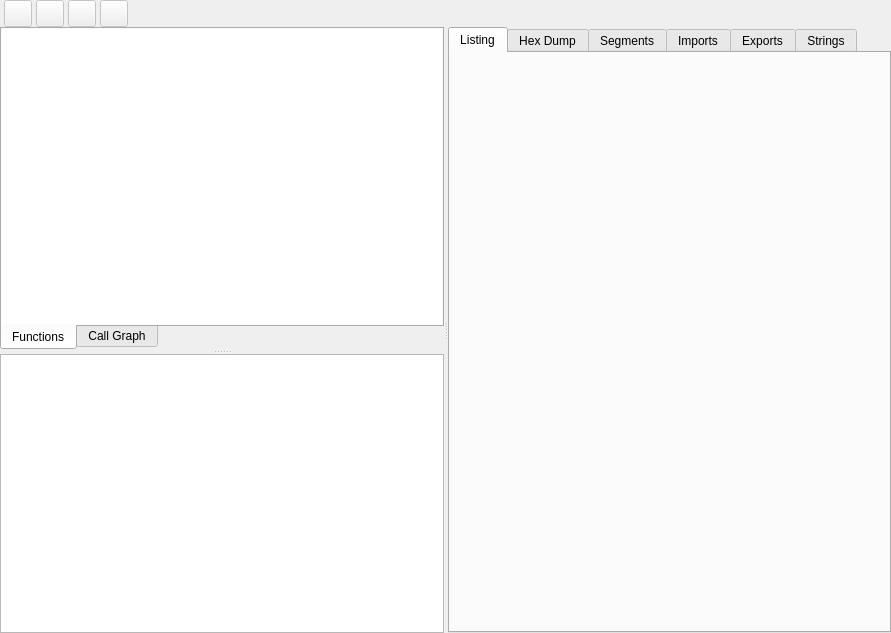
The window that widgets/disassemblerview/disassemblerview.ui (REDasmOrg/REDasm) describes before a commit, drawn with Qt 5.
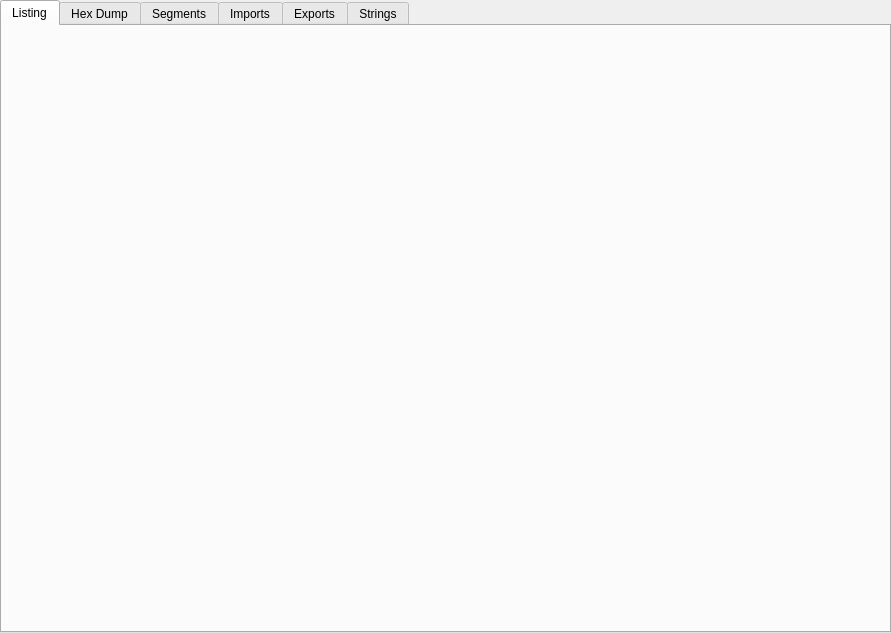
The same window after the commit. Custom widgets are drawn as their Qt base class.

Patch:
```diff
--- a/widgets/disassemblerview/disassemblerview.ui
+++ b/widgets/disassemblerview/disassemblerview.ui
@@ -13,7 +13,7 @@
   <property name="windowTitle">
    <string>Form</string>
   </property>
-  <layout class="QVBoxLayout" name="verticalLayout_6" stretch="0,1">
+  <layout class="QVBoxLayout" name="verticalLayout">
    <property name="spacing">
     <number>0</number>
    </property>
@@ -30,229 +30,6 @@
     <number>0</number>
    </property>
    <item>
-    <layout class="QHBoxLayout" name="horizontalLayout">
-     <property name="spacing">
-      <number>4</number>
-     </property>
-     <property name="leftMargin">
-      <number>4</number>
-     </property>
-     <property name="topMargin">
-      <number>0</number>
-     </property>
-     <property name="rightMargin">
-      <number>0</number>
-     </property>
-     <property name="bottomMargin">
-      <number>0</number>
-     </property>
-     <item>
-      <widget class="QToolButton" name="tbBack">
-       <property name="enabled">
-        <bool>false</bool>
-       </property>
-       <property name="text">
-        <string/>
-       </property>
-       <property name="iconSize">
-        <size>
-         <width>20</width>
-         <height>20</height>
-        </size>
-       </property>
-      </widget>
-     </item>
-     <item>
-      <widget class="QToolButton" name="tbForward">
-       <property name="enabled">
-        <bool>false</bool>
-       </property>
-       <property name="text">
-        <string/>
-       </property>
-       <property name="iconSize">
-        <size>
-         <width>20</width>
-         <height>20</height>
-        </size>
-       </property>
-      </widget>
-     </item>
-     <item>
-      <widget class="QToolButton" name="tbGoto">
-       <property name="enabled">
-        <bool>false</bool>
-       </property>
-       <property name="text">
-        <string/>
-       </property>
-       <property name="iconSize">
-        <size>
-         <width>20</width>
-         <height>20</height>
-        </size>
-       </property>
-      </widget>
-     </item>
-     <item>
-      <widget class="QToolButton" name="tbListingGraph">
-       <property name="enabled">
-        <bool>false</bool>
-       </property>
-       <property name="text">
-        <string/>
-       </property>
-       <property name="iconSize">
-        <size>
-         <width>20</width>
-         <height>20</height>
-        </size>
-       </property>
-      </widget>
-     </item>
-     <item>
-      <widget class="ListingMap" name="disassemblerMap" native="true"/>
-     </item>
-    </layout>
-   </item>
-   <item>
-    <widget class="QSplitter" name="hSplitter">
-     <property name="orientation">
-      <enum>Qt::Horizontal</enum>
-     </property>
-     <widget class="QSplitter" name="vSplitter">
-      <property name="orientation">
-       <enum>Qt::Vertical</enum>
-      </property>
-      <widget class="QTabWidget" name="tabModels">
-       <property name="tabPosition">
-        <enum>QTabWidget::South</enum>
-       </property>
-       <property name="currentIndex">
-        <number>0</number>
-       </property>
-       <widget class="QWidget" name="tabFunctions">
-        <attribute name="title">
-         <string>Functions</string>
-        </attribute>
-        <layout class="QVBoxLayout" name="verticalLayout" stretch="0">
-         <property name="spacing">
-          <number>0</number>
-         </property>
-         <property name="leftMargin">
-          <number>0</number>
-         </property>
-         <property name="topMargin">
-          <number>0</number>
-         </property>
-         <property name="rightMargin">
-          <number>0</number>
-         </property>
-         <property name="bottomMargin">
-          <number>0</number>
-         </property>
-         <item>
-          <widget class="QTableView" name="tvFunctions">
-           <property name="contextMenuPolicy">
-            <enum>Qt::CustomContextMenu</enum>
-           </property>
-           <property name="frameShape">
-            <enum>QFrame::NoFrame</enum>
-           </property>
-           <property name="frameShadow">
-            <enum>QFrame::Plain</enum>
-           </property>
-           <property name="lineWidth">
-            <number>0</number>
-           </property>
-           <property name="editTriggers">
-            <set>QAbstractItemView::NoEditTriggers</set>
-           </property>
-           <property name="selectionBehavior">
-            <enum>QAbstractItemView::SelectRows</enum>
-           </property>
-           <property name="showGrid">
-            <bool>false</bool>
-           </property>
-           <property name="wordWrap">
-            <bool>false</bool>
-           </property>
-           <property name="cornerButtonEnabled">
-            <bool>false</bool>
-           </property>
-           <attribute name="horizontalHeaderHighlightSections">
-            <bool>false</bool>
-           </attribute>
-           <attribute name="horizontalHeaderStretchLastSection">
-            <bool>true</bool>
-           </attribute>
-           <attribute name="verticalHeaderVisible">
-            <bool>false</bool>
-           </attribute>
-          </widget>
-         </item>
-        </layout>
-       </widget>
-       <widget class="QWidget" name="tabCallGraph">
-        <attribute name="title">
-         <string>Call Graph</string>
-        </attribute>
-        <layout class="QVBoxLayout" name="verticalLayout_10">
-         <property name="spacing">
-          <number>0</number>
-         </property>
-         <property name="leftMargin">
-          <number>0</number>
-         </property>
-         <property name="topMargin">
-          <number>0</number>
-         </property>
-         <property name="rightMargin">
-          <number>0</number>
-         </property>
-         <property name="bottomMargin">
-          <number>0</number>
-         </property>
-         <item>
-          <widget class="QTreeView" name="tvCallGraph">
-           <property name="contextMenuPolicy">
-            <enum>Qt::CustomContextMenu</enum>
-           </property>
-           <attribute name="headerStretchLastSection">
-            <bool>false</bool>
-           </attribute>
-          </widget>
-         </item>
-        </layout>
-       </widget>
-      </widget>
-      <widget class="QTreeView" name="tvReferences">
-       <property name="lineWidth">
-        <number>0</number>
-       </property>
-       <property name="editTriggers">
-        <set>QAbstractItemView::NoEditTriggers</set>
-       </property>
-       <property name="selectionBehavior">
-        <enum>QAbstractItemView::SelectRows</enum>
-       </property>
-       <property name="rootIsDecorated">
-        <bool>false</bool>
-       </property>
-       <property name="uniformRowHeights">
-        <bool>true</bool>
-       </property>
-       <property name="itemsExpandable">
-        <bool>false</bool>
-       </property>
-       <property name="expandsOnDoubleClick">
-        <bool>false</bool>
-       </property>
-       <attribute name="headerStretchLastSection">
-        <bool>false</bool>
-       </attribute>
-      </widget>
-     </widget>
      <widget class="QTabWidget" name="tabView">
       <property name="tabPosition">
        <enum>QTabWidget::North</enum>
@@ -532,7 +309,6 @@
        </layout>
       </widget>
      </widget>
-    </widget>
    </item>
   </layout>
  </widget>
@@ -543,12 +319,6 @@
    <header>QHexView/qhexview.h</header>
    <container>1</container>
   </customwidget>
-  <customwidget>
-   <class>ListingMap</class>
-   <extends>QWidget</extends>
-   <header>widgets/listingmap.h</header>
-   <container>1</container>
-  </customwidget>
  </customwidgets>
  <resources/>
  <connections/>
```
Lines whose indentation alone changed are shown as unchanged.
